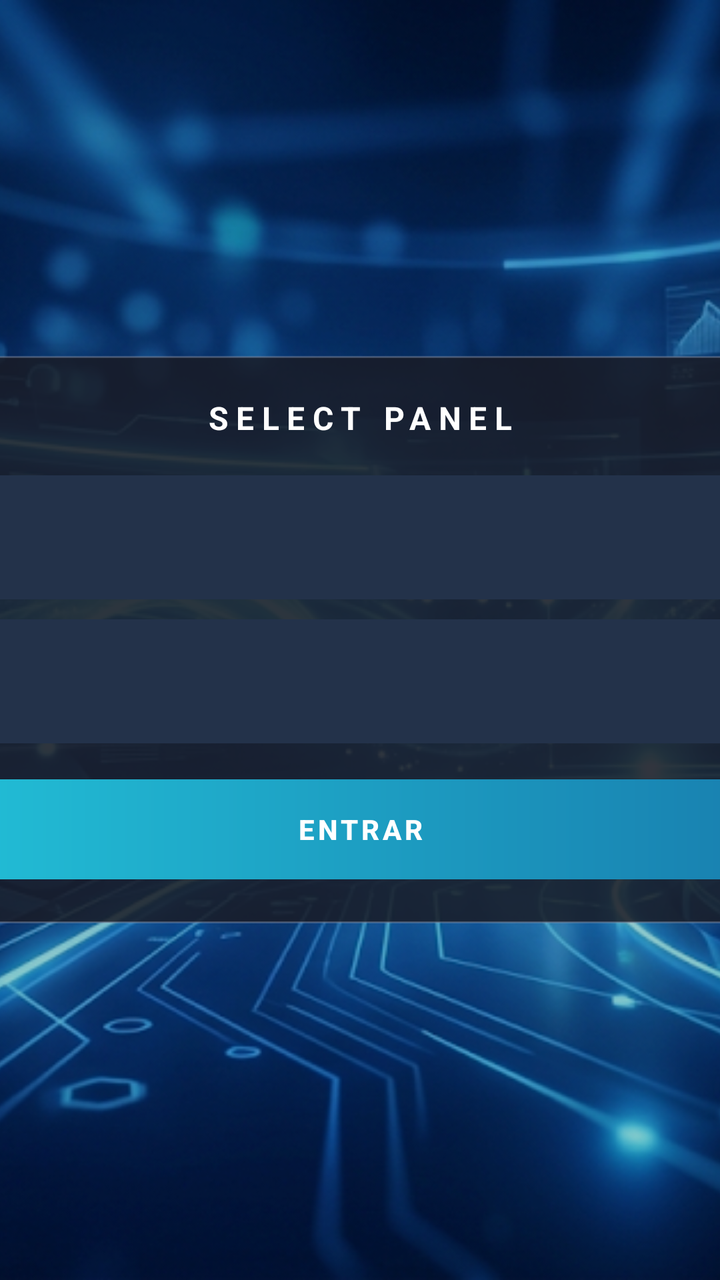
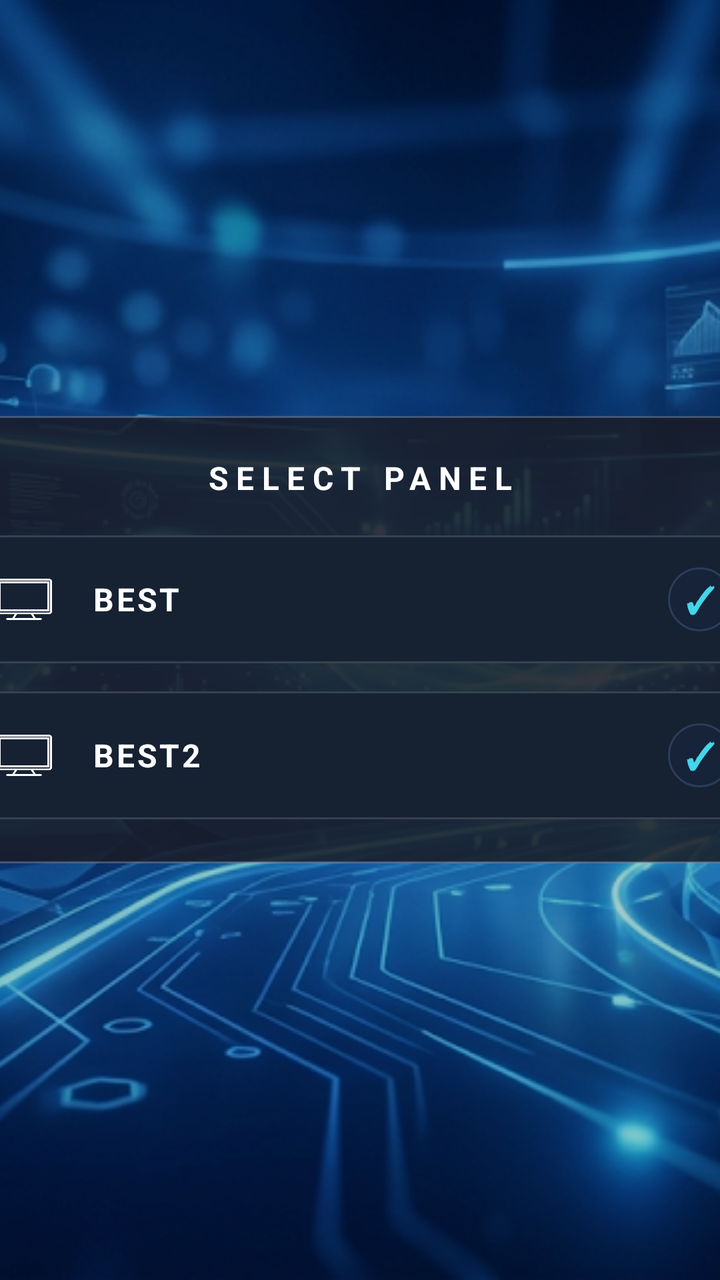

Screens rendered from an Android XML layout before and after an edit, with the pre-edit source and the edit as a unified diff.
<!-- AndroidManifest.xml: application theme Theme.MyApplication -->
<!-- res/layout/activity_service_selection.xml -->
<?xml version="1.0" encoding="utf-8"?>
<FrameLayout xmlns:android="http://schemas.android.com/apk/res/android"
    xmlns:app="http://schemas.android.com/apk/res-auto"
    android:layout_width="match_parent"
    android:layout_height="match_parent"
    android:background="#08090E">

    <ImageView
        android:layout_width="match_parent"
        android:layout_height="match_parent"
        android:contentDescription="@null"
        android:scaleType="centerCrop"
        android:src="@drawable/bg_app_futuristic" />

    <View
        android:layout_width="match_parent"
        android:layout_height="match_parent"
        android:background="#37020914" />

    <LinearLayout
        android:id="@+id/serviceChoices"
        android:layout_width="460dp"
        android:layout_height="wrap_content"
        android:layout_gravity="center"
        android:background="@drawable/bg_auth_panel"
        android:elevation="8dp"
        android:orientation="vertical"
        android:paddingStart="24dp"
        android:paddingTop="20dp"
        android:paddingEnd="24dp"
        android:paddingBottom="22dp">

        <TextView
            android:id="@+id/tvServiceSelectionTitle"
            android:layout_width="match_parent"
            android:layout_height="wrap_content"
            android:layout_marginBottom="18dp"
            android:gravity="center"
            android:letterSpacing="0.24"
            android:text="SELECT PANEL"
            android:textColor="#FFFFFF"
            android:textSize="16sp"
            android:textStyle="bold" />

        <androidx.cardview.widget.CardView
            android:id="@+id/cardStreamPlay"
            android:layout_width="match_parent"
            android:layout_height="62dp"
            android:clickable="true"
            android:focusable="true"
            android:foreground="@drawable/bg_button_selector"
            app:cardBackgroundColor="#252B34"
            app:cardCornerRadius="9dp"
            app:cardElevation="0dp">

            <LinearLayout
                android:layout_width="match_parent"
                android:layout_height="match_parent"
                android:gravity="center_vertical"
                android:orientation="horizontal"
                android:paddingStart="18dp"
                android:paddingEnd="18dp">

                <ImageView
                    android:layout_width="36dp"
                    android:layout_height="28dp"
                    android:contentDescription="Televisão"
                    android:scaleType="fitCenter"
                    android:src="@drawable/ic_service_tv"
                    app:tint="#FFFFFF" />

                <TextView
                    android:layout_width="0dp"
                    android:layout_height="wrap_content"
                    android:layout_marginStart="14dp"
                    android:layout_weight="1"
                    android:letterSpacing="0.07"
                    android:text="BEST"
                    android:textColor="#FFFFFF"
                    android:textSize="15sp"
                    android:textStyle="bold" />

                <TextView
                    android:id="@+id/tvBestCheck"
                    android:layout_width="36dp"
                    android:layout_height="28dp"
                    android:contentDescription="Televisão"
                    android:scaleType="fitCenter"
                    android:background="@drawable/bg_icon_button"
                    android:gravity="center"
                    android:text="✓"
                    android:textColor="#42D6E8"
                    android:textSize="20sp"
                    android:textStyle="bold" />
            </LinearLayout>
        </androidx.cardview.widget.CardView>

        <androidx.cardview.widget.CardView
            android:id="@+id/cardOtherService"
            android:layout_width="match_parent"
            android:layout_height="62dp"
            android:layout_marginTop="10dp"
            android:clickable="true"
            android:focusable="true"
            android:foreground="@drawable/bg_button_selector"
            app:cardBackgroundColor="#252B34"
            app:cardCornerRadius="9dp"
            app:cardElevation="0dp">

            <LinearLayout
                android:layout_width="match_parent"
                android:layout_height="match_parent"
                android:gravity="center_vertical"
                android:orientation="horizontal"
                android:paddingStart="18dp"
                android:paddingEnd="18dp">

                <ImageView
                    android:layout_width="30dp"
                    android:layout_height="30dp"
                    android:src="@drawable/ic_service_tv"
                    app:tint="#FFFFFF" />

                <TextView
                    android:layout_width="0dp"
                    android:layout_height="wrap_content"
                    android:layout_marginStart="14dp"
                    android:layout_weight="1"
                    android:letterSpacing="0.07"
                    android:text="BEST2"
                    android:textColor="#FFFFFF"
                    android:textSize="15sp"
                    android:textStyle="bold" />

                <TextView
                    android:id="@+id/tvBest2Check"
                    android:layout_width="30dp"
                    android:layout_height="30dp"
                    android:background="@drawable/bg_icon_button"
                    android:gravity="center"
                    android:text="✓"
                    android:textColor="#42D6E8"
                    android:textSize="20sp"
                    android:textStyle="bold" />
            </LinearLayout>
        </androidx.cardview.widget.CardView>

        <Button
            android:id="@+id/btnSelectServiceEnter"
            android:layout_width="match_parent"
            android:layout_height="50dp"
            android:layout_marginTop="18dp"
            android:background="@drawable/bg_auth_action"
            android:letterSpacing="0.12"
            android:text="ENTRAR"
            android:textColor="#FFFFFF"
            android:textStyle="bold" />
    </LinearLayout>

    <LinearLayout
        android:id="@+id/autoLoginPanel"
        android:layout_width="wrap_content"
        android:layout_height="wrap_content"
        android:layout_gravity="center"
        android:gravity="center"
        android:orientation="vertical"
        android:visibility="gone">

        <ImageView
            android:layout_width="88dp"
            android:layout_height="88dp"
            android:contentDescription="Televisão"
            android:scaleType="fitCenter"
            android:src="@drawable/ic_service_tv"
            app:tint="#FFFFFF" />

        <TextView
            android:layout_width="wrap_content"
            android:layout_height="wrap_content"
            android:layout_marginTop="-2dp"
            android:id="@+id/tvStartupServiceBrand"
            android:letterSpacing="0.28"
            android:text="STREAMPLAY"
            android:textColor="#FFFFFF"
            android:textSize="12sp"
            android:textStyle="bold" />

        <ProgressBar
            android:id="@+id/pbServiceSelection"
            android:layout_width="38dp"
            android:layout_height="38dp"
            android:layout_marginTop="24dp"
            android:indeterminateTint="#42D6E8" />

        <TextView
            android:layout_width="wrap_content"
            android:layout_height="wrap_content"
            android:layout_marginTop="12dp"
            android:text="A preparar a tua biblioteca…"
            android:textColor="#F2F4F8"
            android:textSize="15sp" />
    </LinearLayout>
</FrameLayout>
<!-- resources referenced by this layout -->
<resources>
  <!-- drawable bg_app_futuristic: png bitmap (drawable-nodpi, 1019402 bytes) -->
  <!-- drawable bg_auth_action (drawable) -->
  <shape xmlns:android="http://schemas.android.com/apk/res/android" android:shape="rectangle">
      <gradient android:angle="0" android:startColor="#22BED6" android:endColor="#187FAF" />
      <corners android:radius="9dp" />
  </shape>
  <!-- drawable bg_auth_panel (drawable) -->
  <shape xmlns:android="http://schemas.android.com/apk/res/android" android:shape="rectangle">
      <solid android:color="#D7191B24" />
      <corners android:radius="24dp" />
      <stroke android:width="1dp" android:color="#668E9AAE" />
  </shape>
  <!-- drawable bg_button_selector (drawable) -->
  <?xml version="1.0" encoding="utf-8"?>
  <selector xmlns:android="http://schemas.android.com/apk/res/android">
      <item android:state_focused="true">
          <shape android:shape="rectangle">
              <corners android:radius="10dp" />
              <solid android:color="#2A4365" />
              <stroke android:width="2dp" android:color="#42D6E8" />
          </shape>
      </item>
      <item android:state_pressed="true">
          <shape android:shape="rectangle">
              <corners android:radius="10dp" />
              <solid android:color="#365780" />
              <stroke android:width="2dp" android:color="#FFFFFF" />
          </shape>
      </item>
      <item>
          <shape android:shape="rectangle">
              <corners android:radius="10dp" />
              <solid android:color="#23324A" />
          </shape>
      </item>
  </selector>
  <!-- drawable bg_icon_button (drawable) -->
  <?xml version="1.0" encoding="utf-8"?>
  <selector xmlns:android="http://schemas.android.com/apk/res/android">
      <item android:state_focused="true">
          <shape android:shape="oval">
              <solid android:color="#2A4365" />
              <stroke android:width="2.5dp" android:color="#42D6E8" />
          </shape>
      </item>
      <item android:state_pressed="true">
          <shape android:shape="oval">
              <solid android:color="#365780" />
              <stroke android:width="2.5dp" android:color="#FFFFFF" />
          </shape>
      </item>
      <item>
          <shape android:shape="oval">
              <solid android:color="#172338" />
              <stroke android:width="1dp" android:color="#2B3D59" />
          </shape>
      </item>
  </selector>
  <!-- drawable ic_service_tv: png bitmap (drawable-nodpi, 3503 bytes) -->
  <style name="Theme.MyApplication" parent="Base.Theme.MyApplication" />
  <style name="Base.Theme.MyApplication" parent="Theme.Material3.Dark.NoActionBar">
          <item name="colorPrimary">#397DFF</item>
          <item name="colorSecondary">#42D6E8</item>
          <item name="colorTertiary">#F5C56B</item>
          <item name="android:statusBarColor">#080D16</item>
          <item name="android:navigationBarColor">#080D16</item>
          <item name="android:windowLightStatusBar">false</item>
          <item name="android:colorAccent">#42D6E8</item>
          <item name="android:windowBackground">@drawable/bg_launch_splash</item>
          <item name="android:windowSplashScreenBackground">#061328</item>
          <item name="android:windowSplashScreenIconBackgroundColor">#071429</item>
      </style>
  <!-- drawable bg_launch_splash (drawable) -->
  <layer-list xmlns:android="http://schemas.android.com/apk/res/android">
      <item>
          <bitmap android:src="@drawable/bg_startup_blur" android:gravity="fill" />
      </item>
      <item android:width="320dp" android:height="320dp" android:gravity="center">
          <bitmap android:src="@drawable/eagle_badge" android:gravity="fill" />
      </item>
  </layer-list>
  <!-- drawable bg_startup_blur: webp bitmap (drawable-nodpi, 24932 bytes) -->
  <!-- drawable eagle_badge: webp bitmap (drawable-nodpi, 169374 bytes) -->
</resources>

<!-- the commit's change to res/layout/activity_service_selection.xml (unified diff, before → after) -->
@@ -45,12 +45,12 @@
         <androidx.cardview.widget.CardView
             android:id="@+id/cardStreamPlay"
             android:layout_width="match_parent"
-            android:layout_height="62dp"
+            android:layout_height="64dp"
             android:clickable="true"
             android:focusable="true"
-            android:foreground="@drawable/bg_button_selector"
-            app:cardBackgroundColor="#252B34"
-            app:cardCornerRadius="9dp"
+            android:foreground="@drawable/bg_card_service_selector"
+            app:cardBackgroundColor="#162232"
+            app:cardCornerRadius="12dp"
             app:cardElevation="0dp">
 
             <LinearLayout
@@ -58,8 +58,8 @@
                 android:layout_height="match_parent"
                 android:gravity="center_vertical"
                 android:orientation="horizontal"
-                android:paddingStart="18dp"
-                android:paddingEnd="18dp">
+                android:paddingStart="20dp"
+                android:paddingEnd="20dp">
 
                 <ImageView
                     android:layout_width="36dp"
@@ -72,25 +72,23 @@
                 <TextView
                     android:layout_width="0dp"
                     android:layout_height="wrap_content"
-                    android:layout_marginStart="14dp"
+                    android:layout_marginStart="16dp"
                     android:layout_weight="1"
-                    android:letterSpacing="0.07"
+                    android:letterSpacing="0.08"
                     android:text="BEST"
                     android:textColor="#FFFFFF"
-                    android:textSize="15sp"
+                    android:textSize="16sp"
                     android:textStyle="bold" />
 
                 <TextView
                     android:id="@+id/tvBestCheck"
-                    android:layout_width="36dp"
-                    android:layout_height="28dp"
-                    android:contentDescription="Televisão"
-                    android:scaleType="fitCenter"
+                    android:layout_width="32dp"
+                    android:layout_height="32dp"
                     android:background="@drawable/bg_icon_button"
                     android:gravity="center"
                     android:text="✓"
                     android:textColor="#42D6E8"
-                    android:textSize="20sp"
+                    android:textSize="18sp"
                     android:textStyle="bold" />
             </LinearLayout>
         </androidx.cardview.widget.CardView>
@@ -98,13 +96,13 @@
         <androidx.cardview.widget.CardView
             android:id="@+id/cardOtherService"
             android:layout_width="match_parent"
-            android:layout_height="62dp"
-            android:layout_marginTop="10dp"
+            android:layout_height="64dp"
+            android:layout_marginTop="14dp"
             android:clickable="true"
             android:focusable="true"
-            android:foreground="@drawable/bg_button_selector"
-            app:cardBackgroundColor="#252B34"
-            app:cardCornerRadius="9dp"
+            android:foreground="@drawable/bg_card_service_selector"
+            app:cardBackgroundColor="#162232"
+            app:cardCornerRadius="12dp"
             app:cardElevation="0dp">
 
             <LinearLayout
@@ -112,49 +110,40 @@
                 android:layout_height="match_parent"
                 android:gravity="center_vertical"
                 android:orientation="horizontal"
-                android:paddingStart="18dp"
-                android:paddingEnd="18dp">
+                android:paddingStart="20dp"
+                android:paddingEnd="20dp">
 
                 <ImageView
-                    android:layout_width="30dp"
-                    android:layout_height="30dp"
+                    android:layout_width="36dp"
+                    android:layout_height="28dp"
+                    android:contentDescription="Televisão"
+                    android:scaleType="fitCenter"
                     android:src="@drawable/ic_service_tv"
                     app:tint="#FFFFFF" />
 
                 <TextView
                     android:layout_width="0dp"
                     android:layout_height="wrap_content"
-                    android:layout_marginStart="14dp"
+                    android:layout_marginStart="16dp"
                     android:layout_weight="1"
-                    android:letterSpacing="0.07"
+                    android:letterSpacing="0.08"
                     android:text="BEST2"
                     android:textColor="#FFFFFF"
-                    android:textSize="15sp"
+                    android:textSize="16sp"
                     android:textStyle="bold" />
 
                 <TextView
                     android:id="@+id/tvBest2Check"
-                    android:layout_width="30dp"
-                    android:layout_height="30dp"
+                    android:layout_width="32dp"
+                    android:layout_height="32dp"
                     android:background="@drawable/bg_icon_button"
                     android:gravity="center"
                     android:text="✓"
                     android:textColor="#42D6E8"
-                    android:textSize="20sp"
+                    android:textSize="18sp"
                     android:textStyle="bold" />
             </LinearLayout>
         </androidx.cardview.widget.CardView>
-
-        <Button
-            android:id="@+id/btnSelectServiceEnter"
-            android:layout_width="match_parent"
-            android:layout_height="50dp"
-            android:layout_marginTop="18dp"
-            android:background="@drawable/bg_auth_action"
-            android:letterSpacing="0.12"
-            android:text="ENTRAR"
-            android:textColor="#FFFFFF"
-            android:textStyle="bold" />
     </LinearLayout>
 
     <LinearLayout
<!-- resource entries referenced after the edit -->
@@ -1,38 +1,34 @@
 <!-- resources referenced by this layout -->
 <resources>
   <!-- drawable bg_app_futuristic: png bitmap (drawable-nodpi, 1019402 bytes) -->
-  <!-- drawable bg_auth_action (drawable) -->
-  <shape xmlns:android="http://schemas.android.com/apk/res/android" android:shape="rectangle">
-      <gradient android:angle="0" android:startColor="#22BED6" android:endColor="#187FAF" />
-      <corners android:radius="9dp" />
-  </shape>
   <!-- drawable bg_auth_panel (drawable) -->
   <shape xmlns:android="http://schemas.android.com/apk/res/android" android:shape="rectangle">
       <solid android:color="#D7191B24" />
       <corners android:radius="24dp" />
       <stroke android:width="1dp" android:color="#668E9AAE" />
   </shape>
-  <!-- drawable bg_button_selector (drawable) -->
+  <!-- drawable bg_card_service_selector (drawable) -->
   <?xml version="1.0" encoding="utf-8"?>
   <selector xmlns:android="http://schemas.android.com/apk/res/android">
       <item android:state_focused="true">
           <shape android:shape="rectangle">
-              <corners android:radius="10dp" />
-              <solid android:color="#2A4365" />
+              <corners android:radius="12dp" />
+              <solid android:color="#2042D6E8" />
               <stroke android:width="2dp" android:color="#42D6E8" />
           </shape>
       </item>
       <item android:state_pressed="true">
           <shape android:shape="rectangle">
-              <corners android:radius="10dp" />
-              <solid android:color="#365780" />
+              <corners android:radius="12dp" />
+              <solid android:color="#3542D6E8" />
               <stroke android:width="2dp" android:color="#FFFFFF" />
           </shape>
       </item>
       <item>
           <shape android:shape="rectangle">
-              <corners android:radius="10dp" />
-              <solid android:color="#23324A" />
+              <corners android:radius="12dp" />
+              <solid android:color="@android:color/transparent" />
+              <stroke android:width="1dp" android:color="#25FFFFFF" />
           </shape>
       </item>
   </selector>
